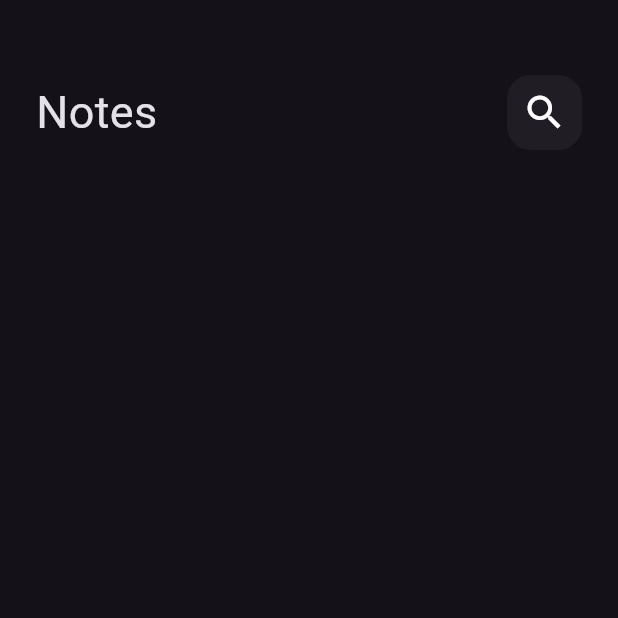
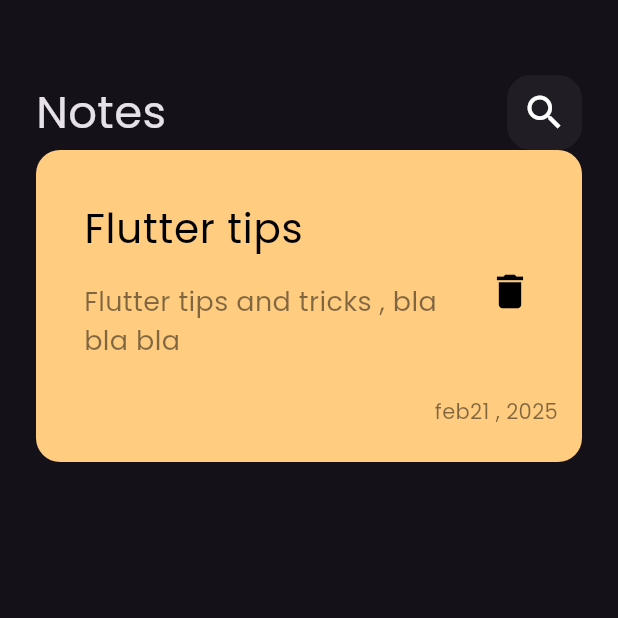
Before and after one commit to 7odaHany/notes_app, a Flutter app: the screen it shows after launch, on a phone screen of 412 x 824 dp, the top half of it. Run offline on Flutter 3.47's test engine with Material 3 defaults, Android fonts, the phone set to English and light mode, and no system bars.

Commit message:
create note item

```diff
--- a/lib/main.dart
+++ b/lib/main.dart
@@ -13,6 +13,7 @@ class NotesApp extends StatelessWidget {
       debugShowCheckedModeBanner: false,
       theme: ThemeData(
         brightness: Brightness.dark,
+        fontFamily: 'Poppins'
       ),
       home: const NotesView(),
     );
--- /dev/null
+++ b/lib/widgets/custom_note_item.dart
@@ -0,0 +1,54 @@
+import 'package:flutter/material.dart';
+
+class NoteItem extends StatelessWidget {
+  const NoteItem({super.key});
+
+  @override
+  Widget build(BuildContext context) {
+    return Container(
+      padding: const EdgeInsets.only(
+        top: 24,
+        bottom: 24,
+        left: 16,
+      ),
+      decoration: BoxDecoration(
+        color: const Color(0xffFFCC80),
+        borderRadius: BorderRadius.circular(16),
+      ),
+      child: Column(
+        crossAxisAlignment: CrossAxisAlignment.end,
+        children: [
+          ListTile(
+            title: const Text(
+              "Flutter tips",
+              style: TextStyle(color: Colors.black, fontSize: 27),
+            ),
+            subtitle: Padding(
+              padding: const EdgeInsets.only(top: 16 , bottom: 16,),
+              child: Text(
+                "Flutter tips and tricks , bla bla bla",
+                style:
+                    TextStyle(color: Colors.black.withOpacity(0.5), fontSize: 18),
+              ),
+            ),
+            trailing: IconButton(
+              onPressed: () {},
+              icon: const Icon(
+                Icons.delete,
+                size: 30,
+              ),
+              color: Colors.black,
+            ),
+          ),
+          Padding(
+            padding: const EdgeInsets.only(right: 16),
+            child: Text(
+              "feb21 , 2025",
+              style: TextStyle(color: Colors.black.withOpacity(.5) , fontSize: 14),
+            ),
+          ),
+        ],
+      ),
+    );
+  }
+}
--- a/lib/widgets/notes_view_body.dart
+++ b/lib/widgets/notes_view_body.dart
@@ -1,5 +1,6 @@
 import 'package:flutter/material.dart';
 import 'package:note_app/widgets/custom_app_bar.dart';
+import 'package:note_app/widgets/custom_note_item.dart';
 
 class NotesViewBody extends StatelessWidget {
   const NotesViewBody({super.key});
@@ -12,32 +13,9 @@ class NotesViewBody extends StatelessWidget {
         children: [
           SizedBox(height: 50),
           CustomAppBar(),
+          NoteItem(),
         ],
       ),
     );
   }
 }
-
-class NoteItem extends StatelessWidget {
-  const NoteItem({super.key});
-
-  @override
-  Widget build(BuildContext context) {
-    return Container(
-      decoration: BoxDecoration(
-        color: Colors.yellow.withOpacity(0.1),
-        borderRadius: BorderRadius.circular(16),
-      ),
-      child: Column(
-        children: [
-          ListTile(
-            title: const Text("Flutter tips"),
-
-            subtitle: const Text("Flutter tips and tricks"),
-            trailing: IconButton(onPressed: (){}, icon: const Icon(Icons.delete)),
-          )
-        ],
-      ),
-    );
-  }
-}
```
Also changed, not shown: pubspec.yaml (+4 -6 lines), assets/fonts/Poppins-Regular.ttf (added).
